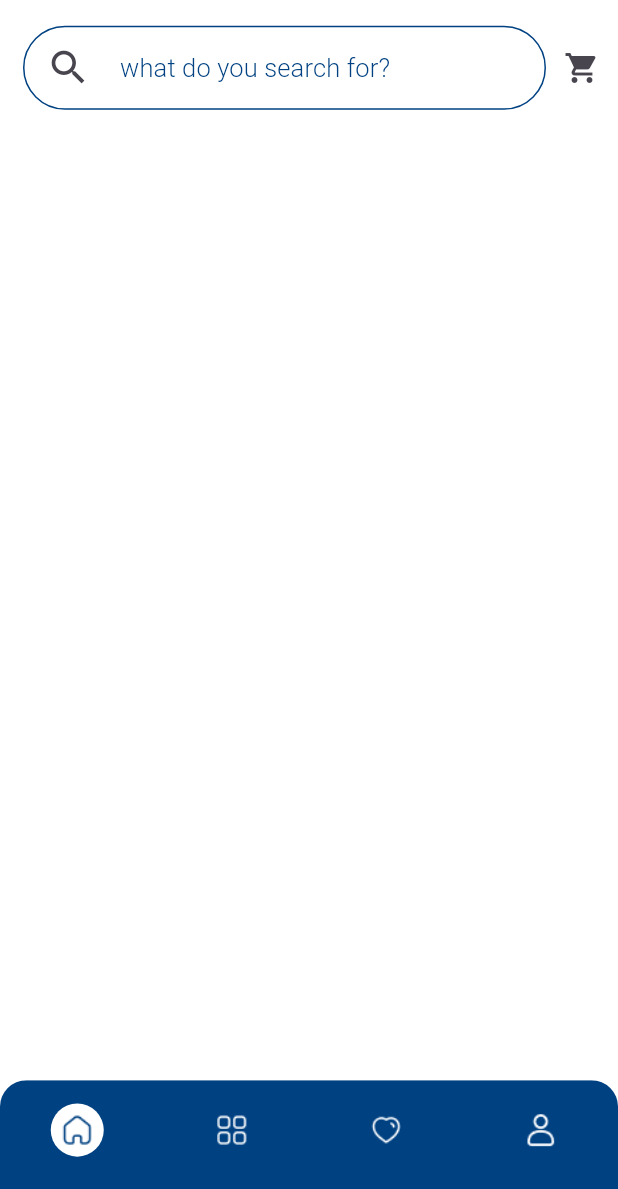
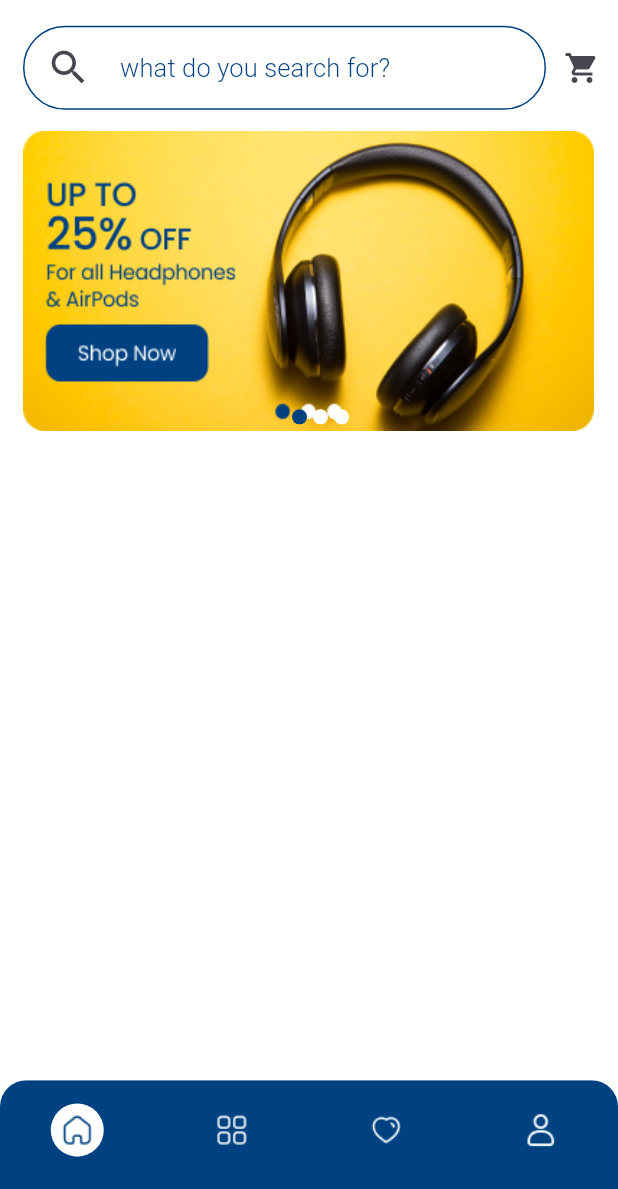
Before and after one commit to Elywa/E-Commerce, a Flutter app: the screen it shows after launch, on a phone screen of 412 x 824 dp, the part 47-1236 px from its top. Run offline on Flutter 3.47's test engine with Material 3 defaults, Android fonts, the phone set to English and light mode, and no system bars; drawn by our look-alikes of flutter_image_slideshow; our stand-ins replace bloc, connectivity_plus, dartz, equatable, flutter_bloc, flutter_screenutil and 2 more.

Commit message:
Add Image Slide Show to home tab

```diff
--- a/lib/UI/Home/cubits/Home Cubit/home_view_model_cubit.dart
+++ b/lib/UI/Home/cubits/Home Cubit/home_view_model_cubit.dart
@@ -13,7 +13,7 @@ class HomeViewModelCubit extends Cubit<HomeViewModelState> {
 
   int selectedIndex = 0;
   List<Widget> tabs = [
-    const HomeTabView(),
+     HomeTabView(),
     const CategoriesTabView(),
     const FavouriteTabView(),
     const ProfileTabView(),
--- a/lib/UI/Home/tabs/home tab/home_tab_view.dart
+++ b/lib/UI/Home/tabs/home tab/home_tab_view.dart
@@ -1,30 +1,41 @@
+import 'package:e_commerce/UI/Home/widgets/announcements_widgets.dart';
 import 'package:e_commerce/UI/Home/widgets/search_row.dart';
 import 'package:e_commerce/UI/Utils/colors.dart';
 import 'package:e_commerce/UI/Utils/functions.dart';
 import 'package:e_commerce/UI/Utils/my_assets.dart';
 import 'package:flutter/material.dart';
+import 'package:flutter_image_slideshow/flutter_image_slideshow.dart';
 import 'package:flutter_screenutil/flutter_screenutil.dart';
 
 class HomeTabView extends StatelessWidget {
-  const HomeTabView({super.key});
+  HomeTabView({super.key});
+  List<String> images = [
+    MyAssets.announcement1,
+    MyAssets.announcement2,
+    MyAssets.announcement3
+  ];
   @override
   Widget build(BuildContext context) {
     return SafeArea(
       child: Padding(
         padding: EdgeInsets.only(left: 16.w),
-        child: const Column(
+        child: Column(
           crossAxisAlignment: CrossAxisAlignment.start,
           children: [
-             SizedBox(
+            const SizedBox(
               height: 6,
             ),
-             Image(
+            const Image(
               image: AssetImage(MyAssets.routeImage),
             ),
-             SizedBox(
+            const SizedBox(
               height: 17.5,
             ),
-            SearchRow(),
+            const SearchRow(),
+            SizedBox(
+              height: 16.h,
+            ),
+            AnnouncementsWidgets(images: images),
           ],
         ),
       ),
--- /dev/null
+++ b/lib/UI/Home/widgets/announcements_widgets.dart
@@ -0,0 +1,36 @@
+import 'package:e_commerce/UI/Utils/colors.dart';
+import 'package:flutter/material.dart';
+import 'package:flutter_image_slideshow/flutter_image_slideshow.dart';
+import 'package:flutter_screenutil/flutter_screenutil.dart';
+
+class AnnouncementsWidgets extends StatelessWidget {
+  const AnnouncementsWidgets({
+    super.key,
+    required this.images,
+  });
+
+  final List<String> images;
+
+  @override
+  Widget build(BuildContext context) {
+    return ImageSlideshow(
+        isLoop: true,
+        initialPage: 0,
+        indicatorColor: AppColors.primaryColor,
+        indicatorBackgroundColor: AppColors.whiteColor,
+        autoPlayInterval: 5000,
+        indicatorBottomPadding: 5.h,
+        indicatorRadius: 5,
+        children: images
+            .map((url) => Padding(
+                  padding: const EdgeInsets.only(right: 16),
+                  child: Image.asset(
+                    url,
+                    fit: BoxFit.fill,
+                    width: 398.w,
+                    height: 200.h,
+                  ),
+                ))
+            .toList());
+  }
+}
--- a/pubspec.yaml
+++ b/pubspec.yaml
@@ -15,6 +15,7 @@ dependencies:
   flutter:
     sdk: flutter
   flutter_bloc: ^8.1.6
+  flutter_image_slideshow: ^0.1.6
   flutter_screenutil: ^5.9.3
   fluttertoast: ^8.2.8
   http: ^1.2.2
```
Also changed, not shown: pubspec.lock.
